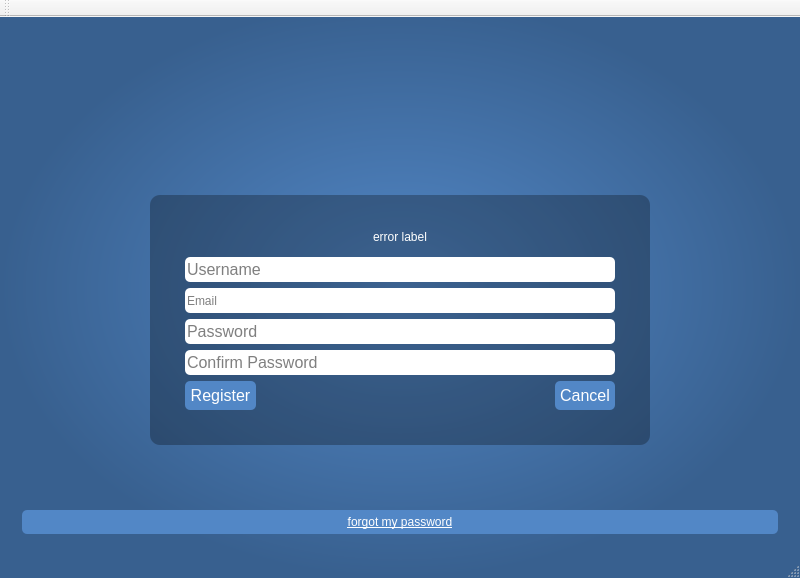
Above: Software-Engineering/mainwindow.ui from WBatt/Software-Engineering before the change. Below: the same form after it.
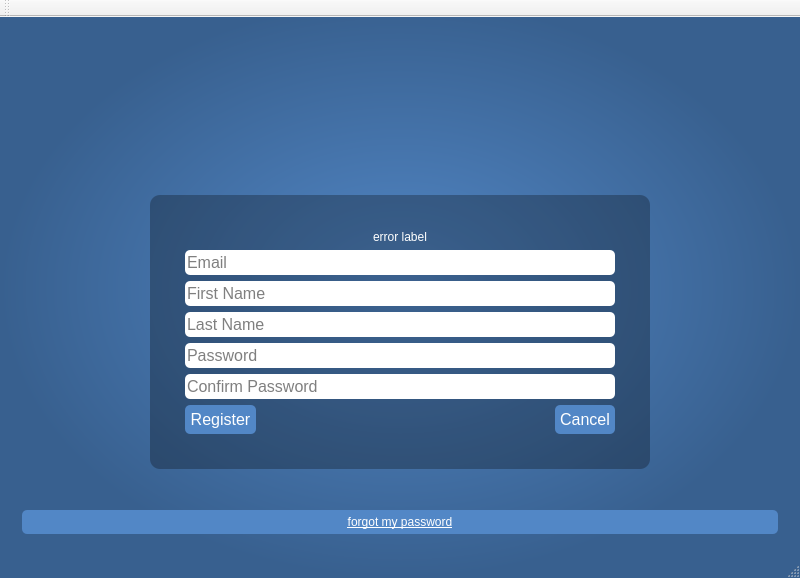
That is the form after the change. Icons and pictures are not drawn. Custom widgets are drawn as their Qt base class.

Commit message: Adding first and last name fields to create account page and changing username to email

What changed in the file:
```diff
--- a/Software-Engineering/mainwindow.ui
+++ b/Software-Engineering/mainwindow.ui
@@ -174,29 +174,52 @@
                   <string/>
                  </property>
                  <property name="placeholderText">
-                  <string>Username</string>
-                 </property>
-                </widget>
-               </item>
-              </layout>
-             </item>
-             <item>
-              <layout class="QHBoxLayout" name="horizontalLayout_6">
-               <item>
-                <widget class="CustomLineEdit" name="lineEdit_email">
-                 <property name="minimumSize">
-                  <size>
-                   <width>0</width>
-                   <height>25</height>
-                  </size>
-                 </property>
-                 <property name="placeholderText">
                   <string>Email</string>
                  </property>
                 </widget>
                </item>
               </layout>
              </item>
+             <item>
+              <layout class="QHBoxLayout" name="horizontalLayout_6">
+               <item>
+                <widget class="CustomLineEdit" name="lineEdit_firstName">
+                 <property name="minimumSize">
+                  <size>
+                   <width>0</width>
+                   <height>25</height>
+                  </size>
+                 </property>
+                 <property name="font">
+                  <font>
+                   <pointsize>12</pointsize>
+                  </font>
+                 </property>
+                 <property name="placeholderText">
+                  <string>First Name</string>
+                 </property>
+                </widget>
+               </item>
+              </layout>
+             </item>
+             <item>
+              <widget class="QLineEdit" name="lineEdit_lastName">
+               <property name="minimumSize">
+                <size>
+                 <width>0</width>
+                 <height>25</height>
+                </size>
+               </property>
+               <property name="font">
+                <font>
+                 <pointsize>12</pointsize>
+                </font>
+               </property>
+               <property name="placeholderText">
+                <string>Last Name</string>
+               </property>
+              </widget>
+             </item>
              <item>
               <layout class="QHBoxLayout" name="horizontalLayout_7">
                <item>
```
Left out of the diff: 12 changed lines with no effect on the pictures.
